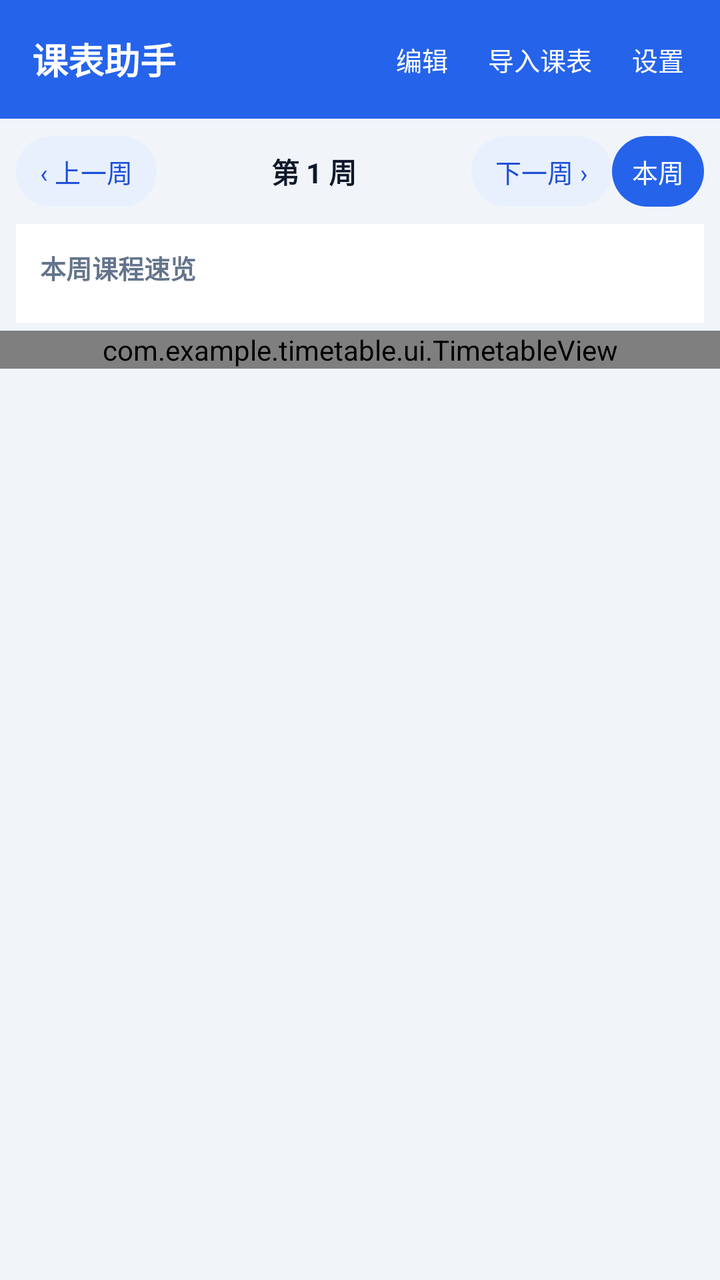
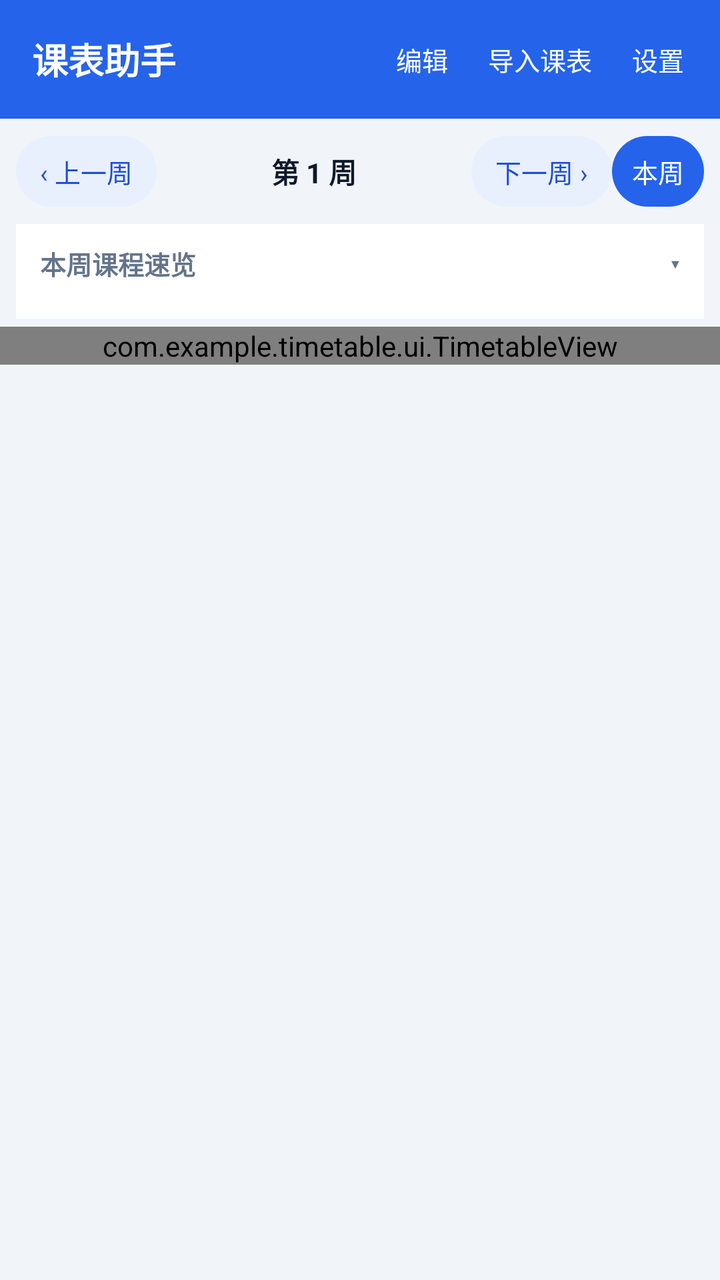

Two renders of the same Android screen: before a commit and after it. Below are the layout's source before the change and the commit's diff.
<!-- AndroidManifest.xml: application theme Theme.Timetable -->
<!-- res/layout/activity_main.xml -->
<?xml version="1.0" encoding="utf-8"?>
<LinearLayout xmlns:android="http://schemas.android.com/apk/res/android"
    android:layout_width="match_parent"
    android:layout_height="match_parent"
    android:orientation="vertical"
    android:background="@color/bg">

    
    <LinearLayout
        android:layout_width="match_parent"
        android:layout_height="wrap_content"
        android:orientation="horizontal"
        android:background="@color/primary"
        android:paddingLeft="16dp"
        android:paddingRight="8dp"
        android:paddingTop="10dp"
        android:paddingBottom="10dp"
        android:gravity="center_vertical">

        <TextView
            android:layout_width="0dp"
            android:layout_height="wrap_content"
            android:layout_weight="1"
            android:text="课表助手"
            android:textColor="#FFFFFF"
            android:textSize="18sp"
            android:textStyle="bold" />

        <TextView
            android:id="@+id/btnEdit"
            android:layout_width="wrap_content"
            android:layout_height="wrap_content"
            android:padding="10dp"
            android:text="编辑"
            android:textColor="#FFFFFF"
            android:textSize="13sp"
            android:background="?attr/selectableItemBackground" />

        <TextView
            android:id="@+id/btnImport"
            android:layout_width="wrap_content"
            android:layout_height="wrap_content"
            android:padding="10dp"
            android:text="导入课表"
            android:textColor="#FFFFFF"
            android:textSize="13sp"
            android:background="?attr/selectableItemBackground" />

        <TextView
            android:id="@+id/btnSettings"
            android:layout_width="wrap_content"
            android:layout_height="wrap_content"
            android:padding="10dp"
            android:text="设置"
            android:textColor="#FFFFFF"
            android:textSize="13sp"
            android:background="?attr/selectableItemBackground" />
    </LinearLayout>

    
    <LinearLayout
        android:layout_width="match_parent"
        android:layout_height="wrap_content"
        android:orientation="horizontal"
        android:padding="8dp"
        android:gravity="center_vertical">

        <TextView
            android:id="@+id/btnPrev"
            android:layout_width="wrap_content"
            android:layout_height="wrap_content"
            android:paddingLeft="12dp"
            android:paddingRight="12dp"
            android:paddingTop="8dp"
            android:paddingBottom="8dp"
            android:text="‹ 上一周"
            android:textColor="@color/primary_dark"
            android:textSize="13sp"
            android:background="@drawable/bg_chip" />

        <TextView
            android:id="@+id/weekLabel"
            android:layout_width="0dp"
            android:layout_height="wrap_content"
            android:layout_weight="1"
            android:gravity="center"
            android:text="第 1 周"
            android:textColor="@color/ink"
            android:textSize="14sp"
            android:textStyle="bold"
            android:padding="8dp" />

        <TextView
            android:id="@+id/btnNext"
            android:layout_width="wrap_content"
            android:layout_height="wrap_content"
            android:paddingLeft="12dp"
            android:paddingRight="12dp"
            android:paddingTop="8dp"
            android:paddingBottom="8dp"
            android:text="下一周 ›"
            android:textColor="@color/primary_dark"
            android:textSize="13sp"
            android:background="@drawable/bg_chip" />

        <TextView
            android:id="@+id/btnToday"
            android:layout_width="wrap_content"
            android:layout_height="wrap_content"
            android:paddingLeft="10dp"
            android:paddingRight="10dp"
            android:paddingTop="8dp"
            android:paddingBottom="8dp"
            android:text="本周"
            android:textColor="#FFFFFF"
            android:textSize="13sp"
            android:background="@drawable/bg_chip_primary" />
    </LinearLayout>

    
    <LinearLayout
        android:layout_width="match_parent"
        android:layout_height="wrap_content"
        android:orientation="vertical"
        android:background="@color/card"
        android:layout_marginLeft="8dp"
        android:layout_marginRight="8dp"
        android:layout_marginBottom="4dp"
        android:padding="12dp">

        <TextView
            android:id="@+id/panelTitle"
            android:layout_width="wrap_content"
            android:layout_height="wrap_content"
            android:text="本周课程速览"
            android:textColor="@color/ink2"
            android:textSize="13sp"
            android:textStyle="bold" />

        <LinearLayout
            android:id="@+id/weekPanel"
            android:layout_width="match_parent"
            android:layout_height="wrap_content"
            android:orientation="vertical"
            android:paddingTop="6dp" />
    </LinearLayout>

    
    <LinearLayout
        android:layout_width="match_parent"
        android:layout_height="0dp"
        android:layout_weight="1"
        android:orientation="vertical">

        <FrameLayout
            android:layout_width="match_parent"
            android:layout_height="0dp"
            android:layout_weight="1">

            <androidx.core.widget.NestedScrollView
                android:layout_width="match_parent"
                android:layout_height="match_parent">

                <com.example.timetable.ui.TimetableView
                    android:id="@+id/timetable"
                    android:layout_width="match_parent"
                    android:layout_height="wrap_content" />
            </androidx.core.widget.NestedScrollView>

            <LinearLayout
                android:id="@+id/emptyView"
                android:layout_width="match_parent"
                android:layout_height="match_parent"
                android:orientation="vertical"
                android:gravity="center"
                android:visibility="gone"
                android:padding="24dp">

                <TextView
                    android:layout_width="wrap_content"
                    android:layout_height="wrap_content"
                    android:gravity="center"
                    android:text="还没有课表\n点击右上角「导入课表」上传课表图片自动生成\n\n也可以先加载内置的软件开发方向课表"
                    android:textColor="@color/ink2"
                    android:textSize="14sp"
                    android:lineSpacingExtra="6dp" />

                <TextView
                    android:id="@+id/btnLoadDefault"
                    android:layout_width="wrap_content"
                    android:layout_height="wrap_content"
                    android:layout_marginTop="16dp"
                    android:paddingLeft="20dp"
                    android:paddingRight="20dp"
                    android:paddingTop="10dp"
                    android:paddingBottom="10dp"
                    android:text="加载内置课表"
                    android:textColor="#FFFFFF"
                    android:textSize="14sp"
                    android:textStyle="bold"
                    android:background="@drawable/bg_chip_primary" />
            </LinearLayout>
        </FrameLayout>

        
        <LinearLayout
            android:id="@+id/editPanel"
            android:layout_width="match_parent"
            android:layout_height="wrap_content"
            android:orientation="vertical"
            android:background="@color/card"
            android:elevation="8dp"
            android:visibility="gone">

            <LinearLayout
                android:layout_width="match_parent"
                android:layout_height="wrap_content"
                android:orientation="horizontal"
                android:gravity="center_vertical"
                android:paddingLeft="14dp"
                android:paddingRight="8dp"
                android:paddingTop="8dp"
                android:paddingBottom="4dp">

                <TextView
                    android:layout_width="0dp"
                    android:layout_height="wrap_content"
                    android:layout_weight="1"
                    android:text="课程列表 · 长按拖拽到课表空白处即可添加（调课）"
                    android:textColor="@color/ink2"
                    android:textSize="11.5sp" />

                <TextView
                    android:id="@+id/btnNewCourse"
                    android:layout_width="wrap_content"
                    android:layout_height="wrap_content"
                    android:paddingLeft="12dp"
                    android:paddingRight="12dp"
                    android:paddingTop="6dp"
                    android:paddingBottom="6dp"
                    android:text="＋ 新建课程"
                    android:textColor="@color/primary_dark"
                    android:textSize="12sp"
                    android:textStyle="bold"
                    android:background="@drawable/bg_chip" />
            </LinearLayout>

            <ScrollView
                android:layout_width="match_parent"
                android:layout_height="150dp"
                android:fillViewport="false">

                <LinearLayout
                    android:id="@+id/courseList"
                    android:layout_width="match_parent"
                    android:layout_height="wrap_content"
                    android:orientation="vertical"
                    android:paddingLeft="14dp"
                    android:paddingRight="14dp"
                    android:paddingBottom="10dp" />
            </ScrollView>

            <TextView
                android:id="@+id/editHint"
                android:layout_width="match_parent"
                android:layout_height="wrap_content"
                android:paddingLeft="14dp"
                android:paddingRight="14dp"
                android:paddingBottom="8dp"
                android:text="提示：按住课表卡片上沿/下沿上下拖动，可调整该课的开始/结束节次"
                android:textColor="#64748B"
                android:textSize="10.5sp" />
        </LinearLayout>
    </LinearLayout>

</LinearLayout>
<!-- resources referenced by this layout -->
<resources>
  <color name="bg">#F1F5F9</color>
  <color name="card">#FFFFFF</color>
  <color name="ink">#0F172A</color>
  <color name="ink2">#64748B</color>
  <color name="primary">#2563EB</color>
  <color name="primary_dark">#1D4ED8</color>
  <!-- drawable bg_chip (drawable) -->
  <?xml version="1.0" encoding="utf-8"?>
  <shape xmlns:android="http://schemas.android.com/apk/res/android"
      android:shape="rectangle">
      <solid android:color="#E8F0FE" />
      <corners android:radius="18dp" />
  </shape>
  <!-- drawable bg_chip_primary (drawable) -->
  <?xml version="1.0" encoding="utf-8"?>
  <shape xmlns:android="http://schemas.android.com/apk/res/android"
      android:shape="rectangle">
      <solid android:color="@color/primary" />
      <corners android:radius="18dp" />
  </shape>
  <style name="Theme.Timetable" parent="Theme.MaterialComponents.DayNight.NoActionBar">
          <item name="colorPrimary">@color/primary</item>
          <item name="colorPrimaryDark">@color/primary_dark</item>
          <item name="colorAccent">@color/accent</item>
          <item name="android:statusBarColor">@color/primary</item>
          <item name="android:windowBackground">@color/bg</item>
      </style>
  <color name="accent">#0891B2</color>
</resources>

<!-- the commit's change to res/layout/activity_main.xml (unified diff, before → after) -->
@@ -119,6 +119,7 @@
 
     
     <LinearLayout
+        android:id="@+id/overviewCard"
         android:layout_width="match_parent"
         android:layout_height="wrap_content"
         android:orientation="vertical"
@@ -126,23 +127,44 @@
         android:layout_marginLeft="8dp"
         android:layout_marginRight="8dp"
         android:layout_marginBottom="4dp"
-        android:padding="12dp">
-
-        <TextView
-            android:id="@+id/panelTitle"
-            android:layout_width="wrap_content"
-            android:layout_height="wrap_content"
-            android:text="本周课程速览"
-            android:textColor="@color/ink2"
-            android:textSize="13sp"
-            android:textStyle="bold" />
+        android:paddingLeft="12dp"
+        android:paddingRight="12dp">
+
+        <LinearLayout
+            android:id="@+id/panelHeader"
+            android:layout_width="match_parent"
+            android:layout_height="wrap_content"
+            android:orientation="horizontal"
+            android:gravity="center_vertical"
+            android:paddingTop="10dp"
+            android:paddingBottom="10dp"
+            android:background="?attr/selectableItemBackground">
+
+            <TextView
+                android:id="@+id/panelTitle"
+                android:layout_width="0dp"
+                android:layout_height="wrap_content"
+                android:layout_weight="1"
+                android:text="本周课程速览"
+                android:textColor="@color/ink2"
+                android:textSize="13sp"
+                android:textStyle="bold" />
+
+            <TextView
+                android:id="@+id/panelArrow"
+                android:layout_width="wrap_content"
+                android:layout_height="wrap_content"
+                android:text="▾"
+                android:textColor="@color/ink2"
+                android:textSize="13sp" />
+        </LinearLayout>
 
         <LinearLayout
             android:id="@+id/weekPanel"
             android:layout_width="match_parent"
             android:layout_height="wrap_content"
             android:orientation="vertical"
-            android:paddingTop="6dp" />
+            android:paddingBottom="8dp" />
     </LinearLayout>
 
     
